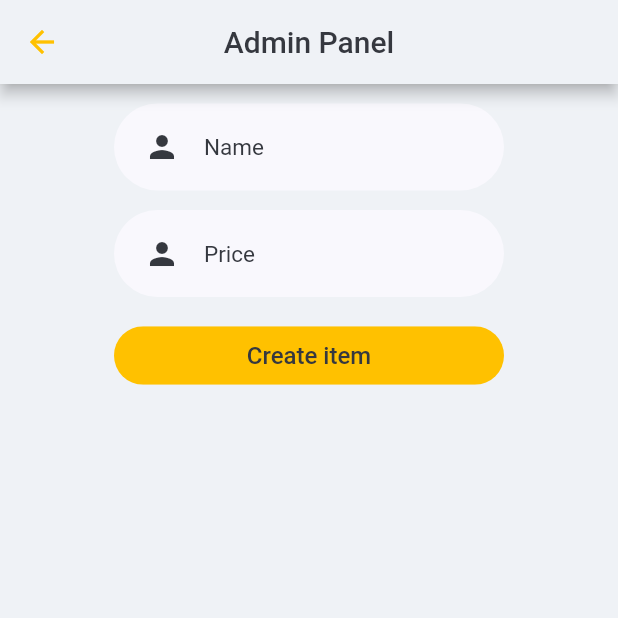
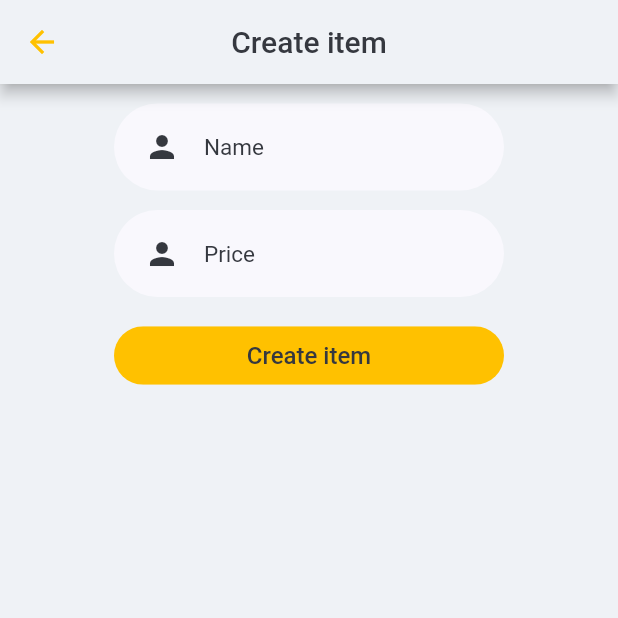
Before and after one commit to horlann/e-commerce, a Flutter app: the AdminScreen screen opened by its route, on a phone screen of 412 x 824 dp, the top half of it. Run offline on Flutter 3.47's test engine with Material 2 defaults, Android fonts, the phone set to English and light mode, and no system bars; our stand-ins replace another_flushbar, auto_route, auto_size_text, bloc, cached_network_image, cloud_firestore and 18 more; missing offline and left inert: flutter_expanded_tile; accounts and stored records are empty; generated files the repository leaves out were written again; statements that could not run were skipped.

```diff
--- a/lib/presentation/pages/admin/create_item/create_item.dart
+++ b/lib/presentation/pages/admin/create_item/create_item.dart
@@ -13,7 +13,14 @@ class CreateItem extends StatelessWidget {
   Widget build(BuildContext context) {
     final AbstractTheme theme = BlocProvider.of<ThemesBloc>(context).theme;
 
-    return BlocBuilder<AdminBloc, AdminState>(
+    return Scaffold(
+      appBar: AppBar(
+        centerTitle: true,
+        title: Text("Create item", style: TextStyle(color: theme.mainTextColor)),
+        foregroundColor: theme.accentColor,
+        backgroundColor: theme.backgroundColor,
+      ),
+      body: BlocBuilder<AdminBloc, AdminState>(
         builder: ((context, state) {
           if (state is InProgressLoadingState) {
             return Center(child: CircularProgressIndicator(color: theme.accentColor));
@@ -23,6 +30,7 @@ class CreateItem extends StatelessWidget {
             return const Text("Something went wrong");
           }
         }),
+      ),
     );
   }
 }
--- a/lib/presentation/pages/admin/products_list/components/products_data_loaded.dart
+++ b/lib/presentation/pages/admin/products_list/components/products_data_loaded.dart
@@ -2,7 +2,6 @@ import 'package:flutter/material.dart';
 import 'package:flutter_bloc/flutter_bloc.dart';
 import 'package:kurilki/domain/entities/items/item.dart';
 import 'package:kurilki/presentation/bloc/admin/admin_bloc.dart';
-import 'package:kurilki/presentation/bloc/admin/admin_event.dart';
 import 'package:kurilki/presentation/pages/admin/products_list/components/item_card.dart';
 
 class ProductsDataLoaded extends StatelessWidget {
@@ -16,10 +15,7 @@ class ProductsDataLoaded extends StatelessWidget {
     return ListView.builder(
       itemCount: items.length,
       itemBuilder: (context, index) {
-        return ItemCard(
-          item: items[index],
-          callback: () => bloc.add(EditItemEvent(items[index])),
-        );
+        return ItemCard(item: items[index]);
       },
     );
   }
--- a/lib/presentation/screens/admin/admin_screen.dart
+++ b/lib/presentation/screens/admin/admin_screen.dart
@@ -38,12 +38,6 @@ class _AdminScreenState extends State<AdminScreen> {
         lazyLoad: true,
         builder: (context, child, animation) {
           return Scaffold(
-            appBar: AppBar(
-              centerTitle: true,
-              title: Text("Admin Panel", style: TextStyle(color: theme.mainTextColor)),
-              foregroundColor: theme.accentColor,
-              backgroundColor: theme.backgroundColor,
-            ),
             body: child,
             bottomNavigationBar: const AdminBottomBar(),
           );
```
Also changed, not shown: lib/common/navigation/router.dart (+16 -2 lines), lib/presentation/pages/admin/create_category/create_category.dart (+9 -1 lines), lib/presentation/pages/admin/orders_list/orders_list.dart (+10 -1 lines), lib/presentation/pages/admin/products_list/components/edit_item.dart (+9 -1 lines), lib/presentation/pages/admin/products_list/components/item_card.dart (+7 -7 lines), lib/presentation/pages/admin/products_list/products_list.dart (+9 -4 lines), lib/presentation/pages/admin/products_list/products_list_wrapper.dart (added, +17 -0 lines), lib/common/navigation/router.gr.dart. Lines whose indentation alone changed are shown as unchanged.
